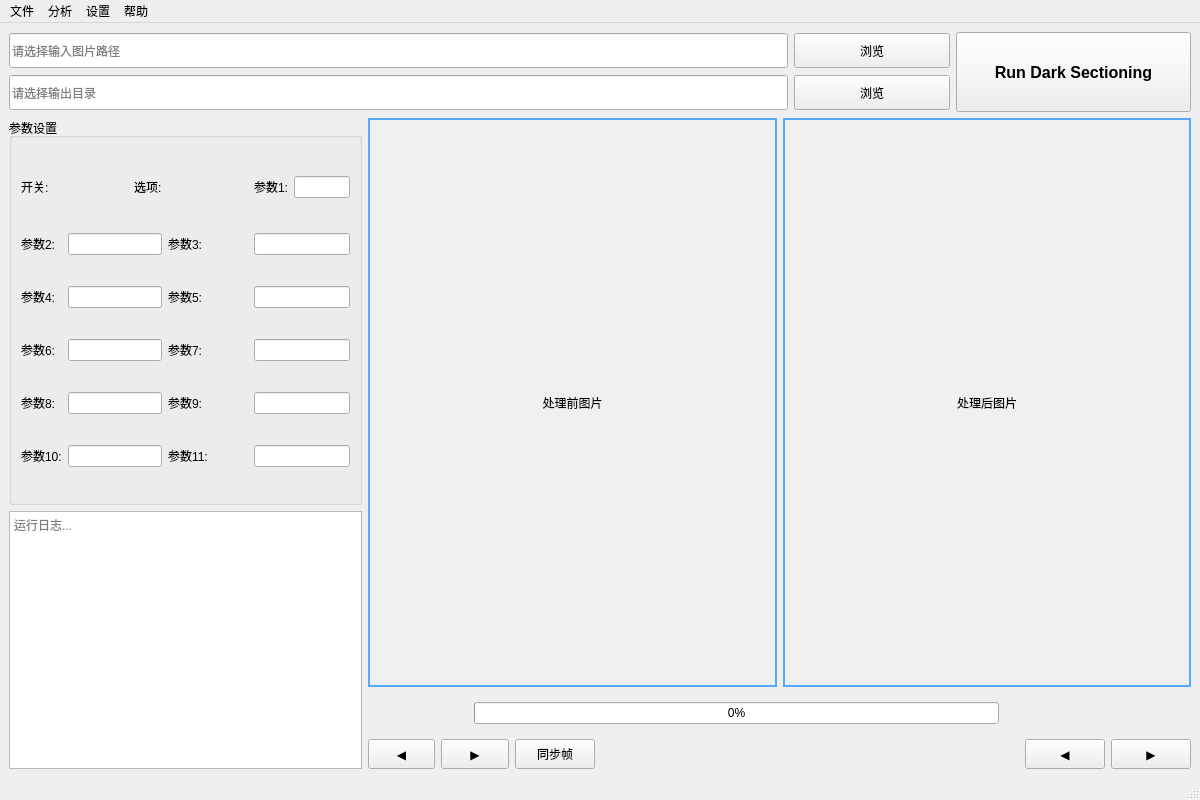
Ruoave/Dark-optical-sectioning-with-Qt-, file mainwindow.ui: the form before one commit.
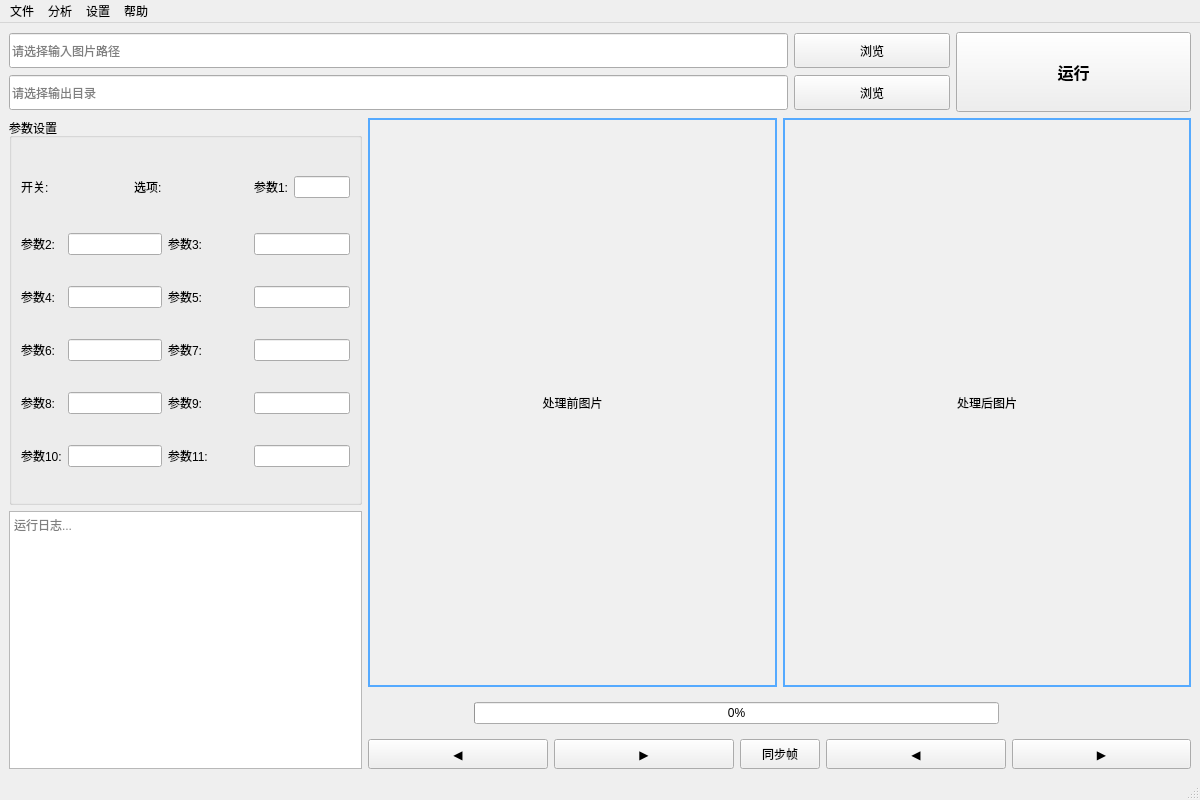
The form after the commit.

Commit message: 3.0.1 手动调布局前先存一下

```diff
--- a/mainwindow.ui
+++ b/mainwindow.ui
@@ -16,9 +16,7 @@
   
   <!-- 中央部件 -->
   <widget class="QWidget" name="centralWidget">
-   <layout class="QVBoxLayout" name="verticalLayout_main" stretch="0,1,3,7">
-    
-    <!-- ========== 蓝色区：路径与操作按钮 ========== -->
+   <layout class="QVBoxLayout" name="verticalLayout_main" stretch="0,1">
     <item>
      <layout class="QHBoxLayout" name="horizontalLayout_path" stretch="4,1">
       <!-- 左侧：路径输入区域 -->
@@ -91,9 +89,6 @@
       <!-- 右侧：Run Dark Sectioning 按钮（占据两行高度） -->
       <item>
        <widget class="QPushButton" name="pushButton_run">
-        <property name="text">
-         <string>Run Dark Sectioning</string>
-        </property>
         <property name="minimumSize">
          <size>
           <width>200</width>
@@ -109,9 +104,13 @@
         <property name="font">
          <font>
           <pointsize>12</pointsize>
+          <weight>75</weight>
           <bold>true</bold>
          </font>
         </property>
+        <property name="text">
+         <string>运行</string>
+        </property>
        </widget>
       </item>
      </layout>
@@ -443,11 +442,12 @@
         
         <!-- 控制条区域：同步帧按钮 + 切帧按钮 + 进度条/滑块 -->
         <item>
-         <layout class="QHBoxLayout" name="horizontalLayout_controlBar" stretch="1,0,3,0,1">
-          
-          <!-- 最左侧：一对左右箭头按钮（处理前图片切帧）-->
+         <layout class="QHBoxLayout" name="horizontalLayout_controlBar" stretch="0,0,0">
           <item>
            <layout class="QHBoxLayout" name="horizontalLayout_leftArrows">
+            <property name="spacing">
+             <number>6</number>
+            </property>
             <item>
              <widget class="QPushButton" name="pushButton_prevLeft">
               <property name="text">
@@ -489,25 +489,20 @@
               <height>30</height>
              </size>
             </property>
+            <property name="text">
+             <string>同步帧</string>
+            </property>
+            <property name="autoDefault">
+             <bool>false</bool>
+            </property>
+            <property name="default">
+             <bool>false</bool>
+            </property>
+            <property name="flat">
+             <bool>false</bool>
+            </property>
            </widget>
           </item>
-          
-          <!-- 中间：进度条/滑块 -->
-          <item>
-           <spacer name="horizontalSpacer">
-            <property name="orientation">
-             <enum>Qt::Horizontal</enum>
-            </property>
-            <property name="sizeHint" stdset="0">
-             <size>
-              <width>40</width>
-              <height>20</height>
-             </size>
-            </property>
-           </spacer>
-          </item>
-          
-          <!-- 切帧按钮（处理后图片切帧）-->
           <item>
            <layout class="QHBoxLayout" name="horizontalLayout_rightArrows">
             <item>
@@ -540,7 +535,6 @@
           </item>
          </layout>
         </item>
-       
        </layout>
       </item>
      
```
Left out of the diff: 364 changed lines with no effect on the pictures. The commit also changes 1 other file.
